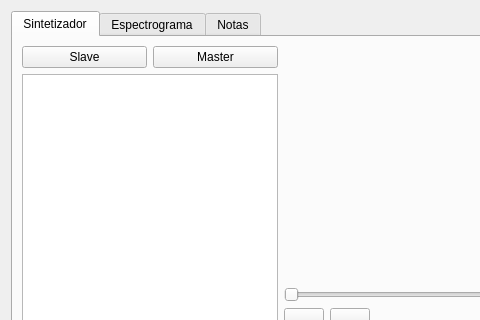
PabloSML/ASSD-TP2, file designer/mainwindow.ui: the form before one commit; both pictures show x 0 to 480 and y 0 to 320 of the 963 by 769 pixel window.
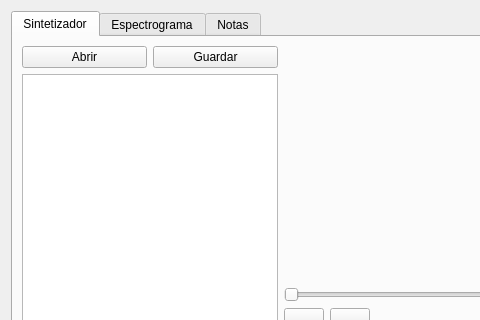
The form after the commit. Icons and pictures are not drawn.

```diff
--- a/designer/mainwindow.ui
+++ b/designer/mainwindow.ui
@@ -37,14 +37,14 @@
            <item>
             <widget class="QPushButton" name="load_button">
              <property name="text">
-              <string>Slave</string>
+              <string>Abrir</string>
              </property>
             </widget>
            </item>
            <item>
             <widget class="QPushButton" name="save_button">
              <property name="text">
-              <string>Master</string>
+              <string>Guardar</string>
              </property>
             </widget>
            </item>
```
Left out of the diff: 4 changed lines with no effect on the pictures.
